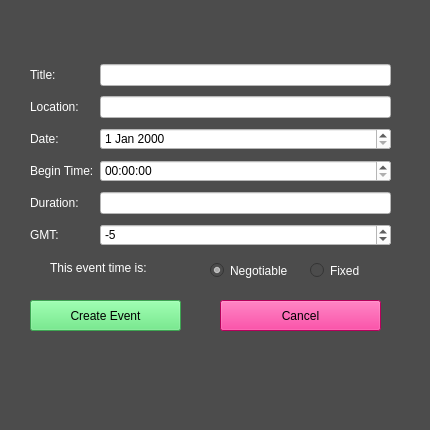
Old version of the form createevent.ui in the repository allenh1/timefuse-client.
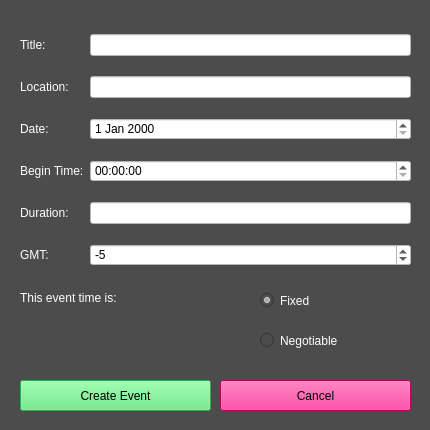
New version of the form.

Diff of the .ui file:
```diff
--- a/createevent.ui
+++ b/createevent.ui
@@ -20,9 +20,9 @@
   <widget class="QPushButton" name="pushButton">
    <property name="geometry">
     <rect>
-     <x>30</x>
-     <y>300</y>
-     <width>151</width>
+     <x>20</x>
+     <y>380</y>
+     <width>191</width>
      <height>31</height>
     </rect>
    </property>
@@ -37,10 +37,10 @@
   <widget class="QWidget" name="gridLayoutWidget">
    <property name="geometry">
     <rect>
-     <x>30</x>
-     <y>60</y>
-     <width>361</width>
-     <height>194</height>
+     <x>20</x>
+     <y>20</y>
+     <width>391</width>
+     <height>261</height>
     </rect>
    </property>
    <layout class="QGridLayout" name="gridLayout_2">
@@ -177,8 +177,8 @@
    <property name="geometry">
     <rect>
      <x>220</x>
-     <y>300</y>
-     <width>161</width>
+     <y>380</y>
+     <width>191</width>
      <height>31</height>
     </rect>
    </property>
@@ -193,9 +193,9 @@
   <widget class="QLabel" name="label">
    <property name="geometry">
     <rect>
-     <x>50</x>
-     <y>260</y>
-     <width>161</width>
+     <x>20</x>
+     <y>290</y>
+     <width>201</width>
      <height>16</height>
     </rect>
    </property>
@@ -207,55 +207,42 @@
     <string>This event time is:</string>
    </property>
   </widget>
-  <widget class="QGroupBox" name="groupBox">
+  <widget class="QRadioButton" name="radioFixed">
    <property name="geometry">
     <rect>
-     <x>210</x>
-     <y>260</y>
-     <width>161</width>
+     <x>260</x>
+     <y>290</y>
+     <width>81</width>
      <height>21</height>
     </rect>
    </property>
-   <property name="contextMenuPolicy">
-    <enum>Qt::NoContextMenu</enum>
+   <property name="styleSheet">
+    <string notr="true">color: rgb(255, 255, 255);
+font: 12pt &quot;Courier&quot;;</string>
    </property>
-   <widget class="QRadioButton" name="radioNegotiable">
-    <property name="geometry">
-     <rect>
-      <x>0</x>
-      <y>0</y>
-      <width>101</width>
-      <height>21</height>
-     </rect>
-    </property>
-    <property name="styleSheet">
-     <string notr="true">color: rgb(255, 255, 255);
+   <property name="text">
+    <string>Fixed</string>
+   </property>
+   <property name="checked">
+    <bool>true</bool>
+   </property>
+  </widget>
+  <widget class="QRadioButton" name="radioNegotiable">
+   <property name="geometry">
+    <rect>
+     <x>260</x>
+     <y>330</y>
+     <width>131</width>
+     <height>21</height>
+    </rect>
+   </property>
+   <property name="styleSheet">
+    <string notr="true">color: rgb(255, 255, 255);
 font: 12pt &quot;Courier&quot;;</string>
-    </property>
-    <property name="text">
-     <string>Negotiable</string>
-    </property>
-    <property name="checked">
-     <bool>true</bool>
-    </property>
-   </widget>
-   <widget class="QRadioButton" name="radioFixed">
-    <property name="geometry">
-     <rect>
-      <x>100</x>
-      <y>0</y>
-      <width>61</width>
-      <height>21</height>
-     </rect>
-    </property>
-    <property name="styleSheet">
-     <string notr="true">color: rgb(255, 255, 255);
-font: 12pt &quot;Courier&quot;;</string>
-    </property>
-    <property name="text">
-     <string>Fixed</string>
-    </property>
-   </widget>
+   </property>
+   <property name="text">
+    <string>Negotiable</string>
+   </property>
   </widget>
  </widget>
  <resources/>
```
